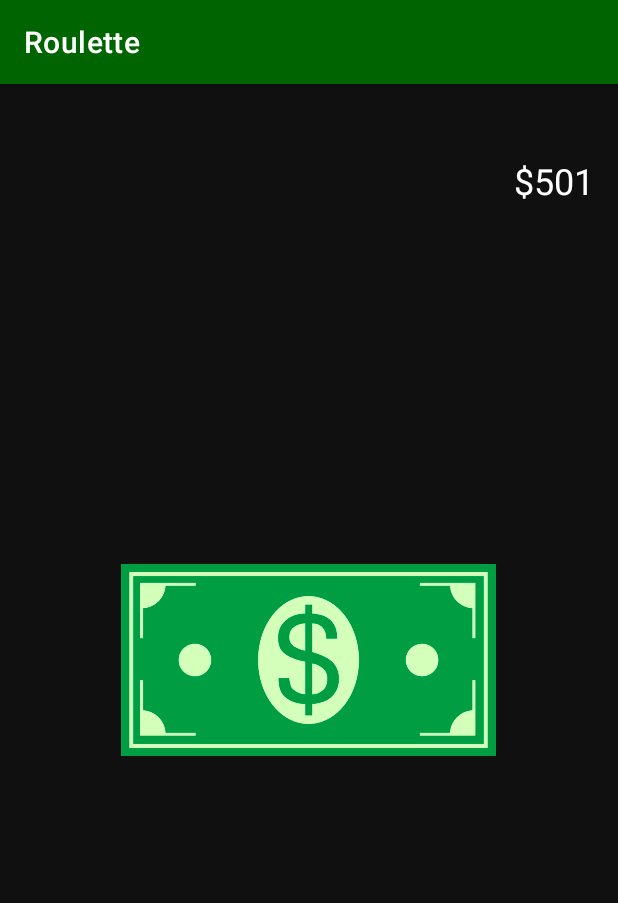
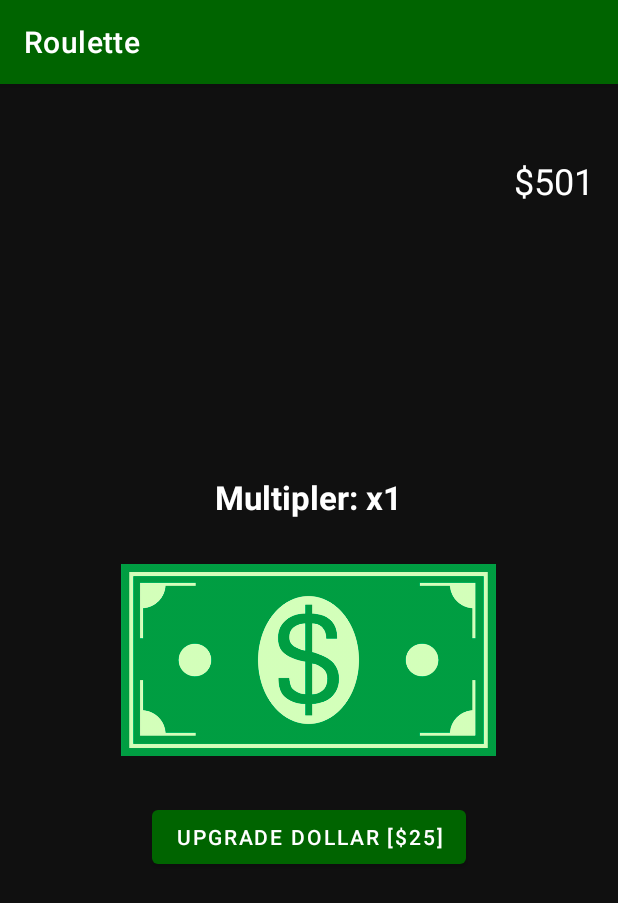
Before and after one commit to Israel-Jauregui/RouletteApp, an Android app: the MoneyActivity screen opened directly, with no data from a screen before it, after a tap on "Dollar Bill", on a phone screen of 412 x 824 dp. Shown: the top 903 px of the screen. Run offline under Robolectric (Android 15) with nearby library versions, the light colour scheme and no system bars.

Commit message:
Added MoneyProgression

```diff
--- a/app/src/main/java/com/zybooks/roulette/Bets.java
+++ b/app/src/main/java/com/zybooks/roulette/Bets.java
@@ -45,6 +45,7 @@ public class Bets {
             {
                 temp.add(i);
             }
+            redsBlack = temp;
         }
         else{
             redsBlack = temp;
--- a/app/src/main/java/com/zybooks/roulette/MoneyActivity.java
+++ b/app/src/main/java/com/zybooks/roulette/MoneyActivity.java
@@ -1,7 +1,10 @@
 package com.zybooks.roulette;
 
 import androidx.appcompat.app.AppCompatActivity;
+
+import android.content.Intent;
 import android.os.Bundle;
+import android.widget.Button;
 import android.widget.ImageView;
 import android.widget.TextView;
 import android.view.animation.ScaleAnimation;
@@ -11,6 +14,8 @@ public class MoneyActivity extends AppCompatActivity {
 
     private ImageView moneyImage;
     private TextView counterText;
+    private TextView multiplerText;
+    private Button moneyUpgradeButton;
     private int counter = 0;
     private User user;
     @Override
@@ -21,12 +26,43 @@ public class MoneyActivity extends AppCompatActivity {
 
         moneyImage = findViewById(R.id.moneyImage);
         counterText = findViewById(R.id.moneyCounter);
+        multiplerText = findViewById(R.id.multiplierText);
+
+        moneyUpgradeButton = findViewById(R.id.upgradeButton);
+
+        counterText.setText("$" + user.getMoney());
+        multiplerText.setText("Multipler: x" + user.getMoneyProgression());
+
+        moneyUpgradeButton.setOnClickListener(v ->
+        {
+                if(user.getMoney() >= 25)
+                {
+                    int temp  = user.getMoneyProgression();
+                    user.setMoneyProgression(temp + 1);
+                    multiplerText.setText("Multipler: x" + user.getMoneyProgression());
+                    user.setMoney(user.getMoney() - 25);
+                    counterText.setText("$" + user.getMoney());
 
 
-        counterText.setText("$" + user.getMoney());
+
+                }
+                else{
+
+                    OutOfMoneyFragment dialog = new OutOfMoneyFragment();
+                    dialog.show(getSupportFragmentManager(),"OutOfMoney");
+
+
+                }
+
+        }        );
+
+
 
         moneyImage.setOnClickListener(v -> {
-           user.setMoney(user.getMoney() + 1);
+            int multipler = user.getMoneyProgression();
+
+
+           user.setMoney(user.getMoney() + (multipler));
             counterText.setText("$" + user.getMoney());
             popAnimation(moneyImage);
         });
--- a/app/src/main/java/com/zybooks/roulette/User.java
+++ b/app/src/main/java/com/zybooks/roulette/User.java
@@ -28,6 +28,21 @@ public class User {
         editor.apply();
     }
 
+    public int getMoneyProgression()
+    {
+
+        return currencyTracker.getInt("moneyProgression", 1);
+    }
+
+    public void setMoneyProgression(int moneyParam)
+    {
+        editor.putInt("moneyProgression", moneyParam);
+        editor.apply();
+
+    }
+
+
+
 
 
 
--- a/app/src/main/res/layout/activity_money.xml
+++ b/app/src/main/res/layout/activity_money.xml
@@ -5,6 +5,33 @@
     android:layout_height="match_parent"
     android:background="#101010"
     android:fitsSystemWindows="true">
+
+
+
+    <TextView
+        android:id="@+id/moneyCounter"
+        android:layout_width="wrap_content"
+        android:layout_height="wrap_content"
+        android:text="$0"
+        android:textColor="#FFFFFF"
+        android:textSize="24sp"
+        android:layout_alignParentTop="true"
+        android:layout_alignParentEnd="true"
+        android:layout_marginTop="48dp"
+        android:layout_marginEnd="16dp" />
+
+
+    <TextView
+        android:id="@+id/multiplierText"
+        android:layout_width="wrap_content"
+        android:layout_height="wrap_content"
+        android:text="Multiplier: 1x"
+        android:textColor="#FFFFFF"
+        android:textSize="22sp"
+        android:textStyle="bold"
+        android:layout_above="@id/moneyImage"
+        android:layout_centerHorizontal="true"
+        android:layout_marginBottom="24dp" />
 
 
     <ImageView
@@ -16,15 +43,14 @@
         android:layout_centerInParent="true"
         android:adjustViewBounds="true" />
 
-    <TextView
-        android:id="@+id/moneyCounter"
+
+    <Button
+        android:id="@+id/upgradeButton"
         android:layout_width="wrap_content"
         android:layout_height="wrap_content"
-        android:text="$0"
-        android:textColor="#FFFFFF"
-        android:textSize="24sp"
-        android:layout_alignParentTop="true"
-        android:layout_alignParentEnd="true"
-        android:layout_marginTop="48dp"
-        android:layout_marginEnd="16dp"/>
+        android:text="Upgrade Dollar [$25]"
+        android:layout_below="@id/moneyImage"
+        android:layout_centerHorizontal="true"
+        android:layout_marginTop="24dp" />
+
 </RelativeLayout>
--- a/app/src/main/res/values/strings.xml
+++ b/app/src/main/res/values/strings.xml
@@ -14,6 +14,12 @@
     <string name="action_number">Number</string>
     <string name="action_odd_even">Odd / Even</string>
     <string name="roulette">Roulette</string>
+
+    <string name="moneyError1">You don\'t have enough money!</string>
+    <string name="moneyErrorMessage1">Earn more money by pressing on the Dollar.</string>
+    <string name="okStr">OK</string>
+
+    <string name="moneyErrorMessage2">Lower your bet or click on the $ to earn more money!</string>
 
 
     <string name ="oddsEvensPick">Pick Odds or Even</string>
```
Also changed, not shown: app/src/main/java/com/zybooks/roulette/OutOfMoneyFragment.java (added, +35 -0 lines), app/src/main/java/com/zybooks/roulette/MainActivity.java (indentation only).
